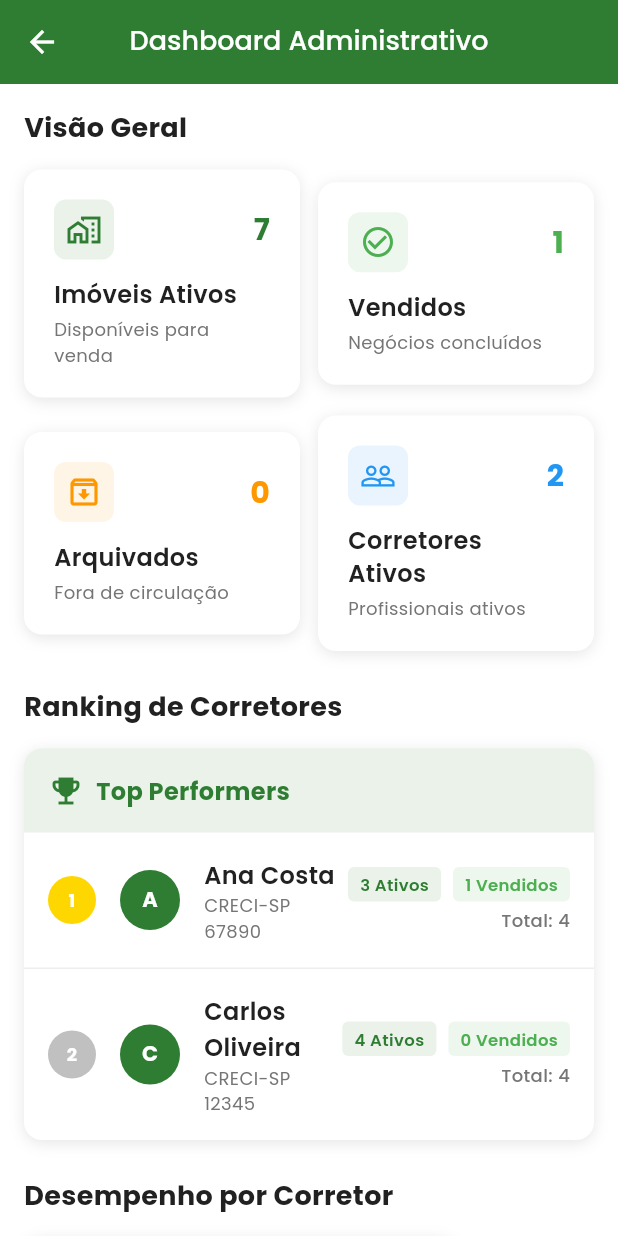
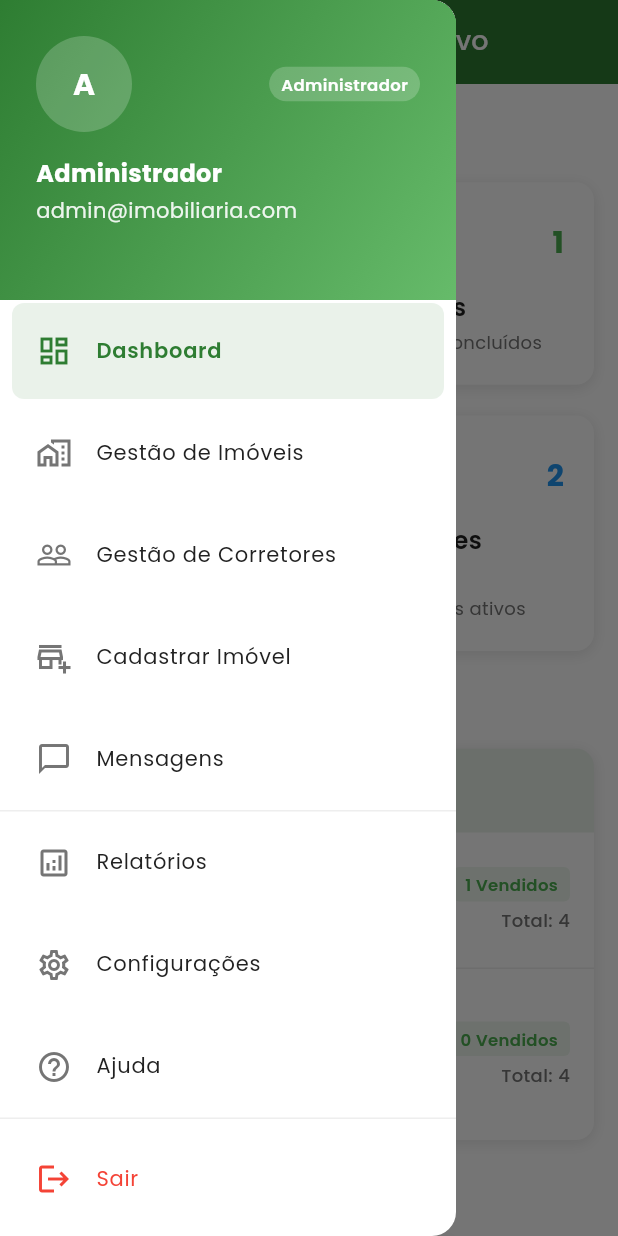
Before and after one commit to tallesdss/imobiliariadigital, a Flutter app: the AdminDashboardScreen screen opened by its route, with the side drawer open (before the commit the screen has no drawer), on a phone screen of 412 x 824 dp. Run offline on Flutter 3.47's test engine with Material 3 defaults, Android fonts, the phone set to English and light mode, and no system bars; our stand-ins replace go_router, google_fonts, share_plus.

Commit message:
Atualização das telas administrativas e de corretor com a adição de um menu lateral personalizado. Implementação do CustomDrawer para navegação, incluindo informações do usuário e melhorias na interface. Marcação de tarefas concluídas na documentação do projeto, refletindo o progresso nas funcionalidades administrativas e de gestão de corretores.

```diff
--- a/lib/screens/admin/admin_chat_screen.dart
+++ b/lib/screens/admin/admin_chat_screen.dart
@@ -3,6 +3,7 @@ import '../../models/chat_model.dart';
 import '../../services/mock_data_service.dart';
 import '../../theme/app_colors.dart';
 import '../../theme/app_typography.dart';
+import '../../widgets/common/custom_drawer.dart';
 
 class AdminChatScreen extends StatefulWidget {
   const AdminChatScreen({super.key});
@@ -44,6 +45,12 @@ class _AdminChatScreenState extends State<AdminChatScreen> {
         title: const Text('Mensagens'),
         backgroundColor: AppColors.primary,
         foregroundColor: AppColors.textOnPrimary,
+      ),
+      drawer: const CustomDrawer(
+        userType: DrawerUserType.admin,
+        userName: 'Administrador',
+        userEmail: 'admin@imobiliaria.com',
+        currentRoute: '/admin/chat',
       ),
       body: Column(
         children: [
@@ -361,7 +368,7 @@ class _AdminChatScreenState extends State<AdminChatScreen> {
                         final message = conversation.messages[index];
                         return _buildMessageBubble(message);
                       },
-                    ),
+              ),
             ),
           ],
         ),
--- a/lib/screens/admin/admin_dashboard_screen.dart
+++ b/lib/screens/admin/admin_dashboard_screen.dart
@@ -4,6 +4,7 @@ import '../../models/realtor_model.dart';
 import '../../services/mock_data_service.dart';
 import '../../theme/app_colors.dart';
 import '../../theme/app_typography.dart';
+import '../../widgets/common/custom_drawer.dart';
 
 class AdminDashboardScreen extends StatelessWidget {
   const AdminDashboardScreen({super.key});
@@ -27,6 +28,12 @@ class AdminDashboardScreen extends StatelessWidget {
         title: const Text('Dashboard Administrativo'),
         backgroundColor: AppColors.primary,
         foregroundColor: AppColors.textOnPrimary,
+      ),
+      drawer: const CustomDrawer(
+        userType: DrawerUserType.admin,
+        userName: 'Administrador',
+        userEmail: 'admin@imobiliaria.com',
+        currentRoute: '/admin/dashboard',
       ),
       body: SingleChildScrollView(
         padding: const EdgeInsets.all(16),
--- a/lib/screens/admin/admin_home_screen.dart
+++ b/lib/screens/admin/admin_home_screen.dart
@@ -3,6 +3,7 @@ import '../../models/property_model.dart';
 import '../../services/mock_data_service.dart';
 import '../../theme/app_colors.dart';
 import '../../theme/app_typography.dart';
+import '../../widgets/common/custom_drawer.dart';
 
 class AdminHomeScreen extends StatefulWidget {
   const AdminHomeScreen({super.key});
@@ -55,6 +56,12 @@ class _AdminHomeScreenState extends State<AdminHomeScreen> {
             tooltip: 'Adicionar Imóvel',
           ),
         ],
+      ),
+      drawer: const CustomDrawer(
+        userType: DrawerUserType.admin,
+        userName: 'Administrador',
+        userEmail: 'admin@imobiliaria.com',
+        currentRoute: '/admin',
       ),
       body: Column(
         children: [
--- a/lib/screens/admin/admin_realtors_screen.dart
+++ b/lib/screens/admin/admin_realtors_screen.dart
@@ -4,6 +4,7 @@ import '../../models/property_model.dart';
 import '../../services/mock_data_service.dart';
 import '../../theme/app_colors.dart';
 import '../../theme/app_typography.dart';
+import '../../widgets/common/custom_drawer.dart';
 
 class AdminRealtorsScreen extends StatefulWidget {
   const AdminRealtorsScreen({super.key});
@@ -49,6 +50,12 @@ class _AdminRealtorsScreenState extends State<AdminRealtorsScreen> {
             tooltip: 'Adicionar Corretor',
           ),
         ],
+      ),
+      drawer: const CustomDrawer(
+        userType: DrawerUserType.admin,
+        userName: 'Administrador',
+        userEmail: 'admin@imobiliaria.com',
+        currentRoute: '/admin/realtors',
       ),
       body: Column(
         children: [
--- a/lib/widgets/common/custom_drawer.dart
+++ b/lib/widgets/common/custom_drawer.dart
@@ -1,4 +1,5 @@
 import 'package:flutter/material.dart';
+import 'package:go_router/go_router.dart';
 import '../../theme/app_colors.dart';
 import '../../theme/app_typography.dart';
 import '../../theme/app_spacing.dart';
@@ -10,15 +11,17 @@ class CustomDrawer extends StatelessWidget {
   final String userName;
   final String userEmail;
   final String? userAvatar;
-  final Function(String) onNavigate;
+  final String? userCreci; // Para corretores
+  final String currentRoute;
 
   const CustomDrawer({
     super.key,
     required this.userType,
     required this.userName,
     required this.userEmail,
-    required this.onNavigate,
+    required this.currentRoute,
     this.userAvatar,
+    this.userCreci,
   });
 
   @override
@@ -32,7 +35,7 @@ class CustomDrawer extends StatelessWidget {
             child: ListView(
               padding: EdgeInsets.zero,
               children: [
-                ..._buildMenuItems(),
+                ..._buildMenuItems(context),
                 const Divider(),
                 _buildLogoutItem(context),
               ],
@@ -45,7 +48,7 @@ class CustomDrawer extends StatelessWidget {
 
   Widget _buildHeader() {
     return Container(
-      height: 180,
+      height: 200,
       decoration: const BoxDecoration(gradient: AppColors.primaryGradient),
       child: SafeArea(
         child: Padding(
@@ -53,8 +56,10 @@ class CustomDrawer extends StatelessWidget {
           child: Column(
             crossAxisAlignment: CrossAxisAlignment.start,
             children: [
+              Row(
+                children: [
                   CircleAvatar(
-                radius: 30,
+                    radius: 32,
                     backgroundColor: Colors.white.withValues(alpha: 0.2),
                     backgroundImage: userAvatar != null
                         ? NetworkImage(userAvatar!)
@@ -68,6 +73,25 @@ class CustomDrawer extends StatelessWidget {
                             ),
                           )
                         : null,
+                  ),
+                  const Spacer(),
+                  Container(
+                    padding: const EdgeInsets.symmetric(horizontal: 8, vertical: 4),
+                    decoration: BoxDecoration(
+                      color: Colors.white.withValues(alpha: 0.2),
+                      borderRadius: BorderRadius.circular(12),
+                    ),
+                    child: Text(
+                      userType == DrawerUserType.realtor
+                          ? 'Corretor'
+                          : 'Administrador',
+                      style: AppTypography.labelSmall.copyWith(
+                        color: Colors.white,
+                        fontWeight: FontWeight.w600,
+                      ),
+                    ),
+                  ),
+                ],
               ),
               const SizedBox(height: AppSpacing.md),
               Text(
@@ -84,23 +108,16 @@ class CustomDrawer extends StatelessWidget {
                   color: Colors.white.withValues(alpha: 0.9),
                 ),
               ),
+              if (userCreci != null) ...[
                 const SizedBox(height: 4),
-              Container(
-                padding: const EdgeInsets.symmetric(horizontal: 8, vertical: 2),
-                decoration: BoxDecoration(
-                  color: Colors.white.withValues(alpha: 0.2),
-                  borderRadius: BorderRadius.circular(12),
-                ),
-                child: Text(
-                  userType == DrawerUserType.realtor
-                      ? 'Corretor'
-                      : 'Administrador',
-                  style: AppTypography.labelSmall.copyWith(
-                    color: Colors.white,
-                    fontWeight: FontWeight.w600,
+                Text(
+                  userCreci!,
+                  style: AppTypography.bodySmall.copyWith(
+                    color: Colors.white.withValues(alpha: 0.8),
+                    fontWeight: FontWeight.w500,
                   ),
                 ),
-              ),
+              ],
             ],
           ),
         ),
@@ -108,90 +125,197 @@ class CustomDrawer extends StatelessWidget {
     );
   }
 
-  List<Widget> _buildMenuItems() {
+  List<Widget> _buildMenuItems(BuildContext context) {
     if (userType == DrawerUserType.realtor) {
       return [
-        _buildMenuItem(Icons.dashboard_outlined, 'Dashboard', '/realtor-home'),
         _buildMenuItem(
-          Icons.business_outlined,
+          context,
+          Icons.home_outlined,
           'Meus Imóveis',
-          '/realtor-properties',
+          '/realtor',
+          '/realtor',
         ),
         _buildMenuItem(
+          context,
           Icons.add_business_outlined,
           'Cadastrar Imóvel',
-          '/property-form',
+          '/realtor/property/new',
+          '/realtor/property/new',
         ),
-        _buildMenuItem(Icons.person_outline, 'Meu Perfil', '/realtor-profile'),
-        _buildMenuItem(Icons.chat_bubble_outline, 'Mensagens', '/realtor-chat'),
         _buildMenuItem(
+          context,
+          Icons.person_outline,
+          'Meu Perfil',
+          '/realtor/profile',
+          '/realtor/profile',
+        ),
+        _buildMenuItem(
+          context,
+          Icons.chat_bubble_outline,
+          'Mensagens',
+          '/realtor/chat',
+          '/realtor/chat',
+        ),
+        const Divider(),
+        _buildMenuItem(
+          context,
           Icons.analytics_outlined,
           'Relatórios',
-          '/realtor-reports',
+          '/realtor/reports',
+          '/realtor/reports',
+        ),
+        _buildMenuItem(
+          context,
+          Icons.help_outline,
+          'Ajuda',
+          '/realtor/help',
+          '/realtor/help',
         ),
       ];
     } else {
       return [
         _buildMenuItem(
+          context,
           Icons.dashboard_outlined,
           'Dashboard',
-          '/admin-dashboard',
+          '/admin/dashboard',
+          '/admin/dashboard',
         ),
         _buildMenuItem(
+          context,
           Icons.home_work_outlined,
-          'Todos os Imóveis',
-          '/admin-home',
+          'Gestão de Imóveis',
+          '/admin',
+          '/admin',
         ),
         _buildMenuItem(
+          context,
           Icons.people_outline,
           'Gestão de Corretores',
-          '/admin-realtors',
+          '/admin/realtors',
+          '/admin/realtors',
         ),
         _buildMenuItem(
+          context,
           Icons.add_business_outlined,
           'Cadastrar Imóvel',
-          '/property-form',
+          '/admin/property/new',
+          '/admin/property/new',
         ),
-        _buildMenuItem(Icons.chat_bubble_outline, 'Mensagens', '/admin-chat'),
         _buildMenuItem(
+          context,
+          Icons.chat_bubble_outline,
+          'Mensagens',
+          '/admin/chat',
+          '/admin/chat',
+        ),
+        const Divider(),
+        _buildMenuItem(
+          context,
+          Icons.analytics_outlined,
+          'Relatórios',
+          '/admin/reports',
+          '/admin/reports',
+        ),
+        _buildMenuItem(
+          context,
           Icons.settings_outlined,
           'Configurações',
-          '/admin-settings',
+          '/admin/settings',
+          '/admin/settings',
+        ),
+        _buildMenuItem(
+          context,
+          Icons.help_outline,
+          'Ajuda',
+          '/admin/help',
+          '/admin/help',
         ),
       ];
     }
   }
 
-  Widget _buildMenuItem(IconData icon, String title, String route) {
-    return ListTile(
-      leading: Icon(icon, color: AppColors.textSecondary),
+  Widget _buildMenuItem(BuildContext context, IconData icon, String title, String route, String routeName) {
+    final isSelected = currentRoute == route || currentRoute == routeName;
+
+    return Container(
+      margin: const EdgeInsets.symmetric(horizontal: 8, vertical: 2),
+      decoration: BoxDecoration(
+        color: isSelected ? AppColors.primary.withValues(alpha: 0.1) : Colors.transparent,
+        borderRadius: BorderRadius.circular(8),
+      ),
+      child: ListTile(
+        leading: Icon(
+          icon,
+          color: isSelected ? AppColors.primary : AppColors.textSecondary,
+        ),
         title: Text(
           title,
-        style: AppTypography.bodyMedium.copyWith(color: AppColors.textPrimary),
+          style: AppTypography.bodyMedium.copyWith(
+            color: isSelected ? AppColors.primary : AppColors.textPrimary,
+            fontWeight: isSelected ? FontWeight.w600 : FontWeight.normal,
           ),
-      onTap: () => onNavigate(route),
+        ),
+        onTap: () {
+          Navigator.pop(context);
+          GoRouter.of(context).go(route);
+        },
         contentPadding: const EdgeInsets.symmetric(
-        horizontal: AppSpacing.lg,
+          horizontal: AppSpacing.md,
           vertical: AppSpacing.xs,
+        ),
+        shape: RoundedRectangleBorder(
+          borderRadius: BorderRadius.circular(8),
+        ),
       ),
     );
   }
 
   Widget _buildLogoutItem(BuildContext context) {
-    return ListTile(
+    return Container(
+      margin: const EdgeInsets.symmetric(horizontal: 8, vertical: 8),
+      child: ListTile(
         leading: const Icon(Icons.logout, color: AppColors.error),
         title: Text(
           'Sair',
           style: AppTypography.bodyMedium.copyWith(color: AppColors.error),
         ),
-      onTap: () {
-        Navigator.of(
-          context,
-        ).pushNamedAndRemoveUntil('/login', (route) => false);
+        onTap: () => _showLogoutDialog(context),
+        contentPadding: const EdgeInsets.symmetric(
+          horizontal: AppSpacing.md,
+          vertical: AppSpacing.xs,
+        ),
+        shape: RoundedRectangleBorder(
+          borderRadius: BorderRadius.circular(8),
+        ),
+      ),
+    );
+  }
+
+
+  void _showLogoutDialog(BuildContext context) {
+    showDialog(
+      context: context,
+      builder: (context) => AlertDialog(
+        title: const Text('Confirmar Saída'),
+        content: const Text('Tem certeza que deseja sair da aplicação?'),
+        actions: [
+          TextButton(
+            onPressed: () => Navigator.of(context).pop(),
+            child: const Text('Cancelar'),
+          ),
+          ElevatedButton(
+            onPressed: () {
+              Navigator.of(context).pop();
+              GoRouter.of(context).go('/login');
             },
-      contentPadding: const EdgeInsets.symmetric(
-        horizontal: AppSpacing.lg,
-        vertical: AppSpacing.xs,
+            style: ElevatedButton.styleFrom(
+              backgroundColor: AppColors.error,
+              foregroundColor: Colors.white,
+            ),
+            child: const Text('Sair'),
+          ),
+        ],
       ),
     );
   }
```
Also changed, not shown: lib/screens/realtor/realtor_chat_screen.dart (+8 -0 lines), lib/screens/realtor/realtor_home_screen.dart (+2 -19 lines), lib/screens/realtor/realtor_profile_screen.dart (+8 -0 lines), 1 other file. Lines whose indentation alone changed are shown as unchanged.
